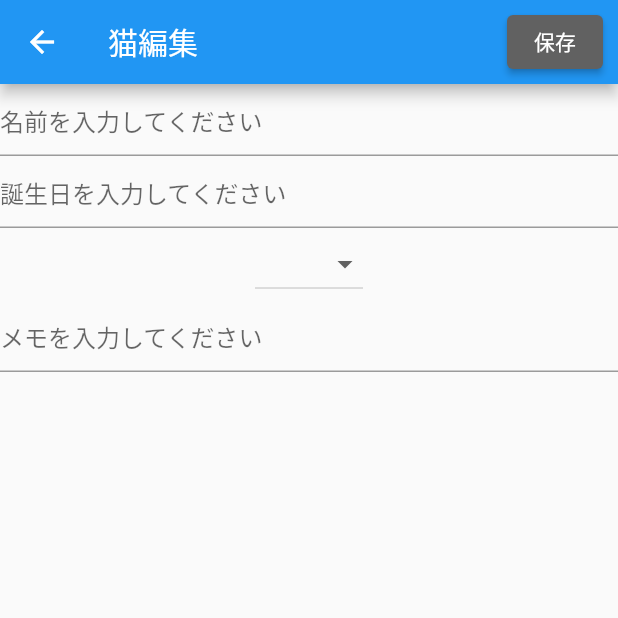
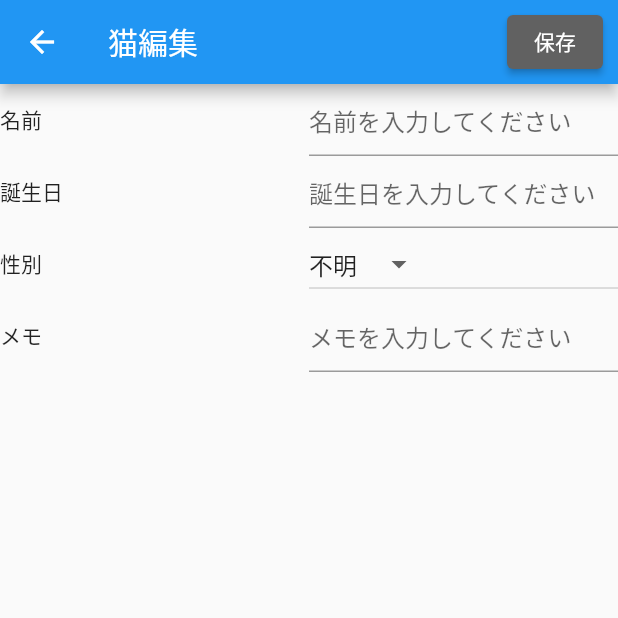
Before and after one commit to apricotcomic/FlutterCRUD, a Flutter app: the CatDetailEdit screen opened directly, on a phone screen of 412 x 824 dp, the top half of it. Run offline on Flutter 3.47's test engine with Material 2 defaults, Android fonts, the phone set to English and light mode, and no system bars; our stand-ins replace sqflite; accounts and stored records are empty.

Commit message:
登録済みの性別が更新画面に反映されない不具合を解消

```diff
--- a/flutter_crud/lib/view/cat_detail_edit.dart
+++ b/flutter_crud/lib/view/cat_detail_edit.dart
@@ -18,9 +18,9 @@ class _CatDetailEditState extends State<CatDetailEdit> {
   late String gender;
   late String memo;
   late DateTime createdAt;
-  final List<String> _list = <String>['男の子', '女の子', '不明'];
-  String _selected = '不明';
-  String value = '不明';
+  final List<String> _list = <String>['男の子', '女の子', '不明'];     // 性別のDropdownの項目を設定
+  late String _selected;                                              // Dropdownの初期値
+  String value = '不明';                                              // Dropdownの初期値
 
 // Stateのサブクラスを作成し、initStateをオーバーライドすると、wedgit作成時に処理を動かすことができる。
 // ここでは、各項目の初期値を設定する
@@ -31,11 +31,12 @@ class _CatDetailEditState extends State<CatDetailEdit> {
     name = widget.cats?.name ?? '';
     birthday = widget.cats?.birthday ?? '';
     gender = widget.cats?.gender ?? '';
-    _selected  = widget.cats?.gender ?? '';
+    _selected  = widget.cats?.gender ?? '不明';
     memo = widget.cats?.memo ?? '';
     createdAt = widget.cats?.createdAt ?? DateTime.now();
   }
 
+// Dropdownの値の変更を行う
   void _onChanged(String? value) {
     setState(() {
       _selected = value!;
@@ -54,7 +55,12 @@ class _CatDetailEditState extends State<CatDetailEdit> {
         ],
       ),
       body: SingleChildScrollView(
-        child: Column(children: [
+        child: Column(children: <Widget>[
+          Row(children: [                                             // 名前の行の設定
+            const Expanded(child:
+              Text('名前'),                                           // 見出し
+            ),
+            Expanded(child:
               TextFormField(
                 maxLines: 1,
                 initialValue: name,
@@ -66,6 +72,13 @@ class _CatDetailEditState extends State<CatDetailEdit> {
                     : null, // validateを設定
                 onChanged: (name) => setState(() => this.name = name),
               ),
+            ),
+          ]),
+          Row(children: [
+            const Expanded(child:
+              Text('誕生日'),
+            ),
+            Expanded(child:
               TextFormField(
                 maxLines: 1,
                 initialValue: birthday,
@@ -74,6 +87,13 @@ class _CatDetailEditState extends State<CatDetailEdit> {
                 ),
                 onChanged: (birthday) => setState(() => this.birthday = birthday),
               ),
+            ),
+          ]),
+          Row(children:[
+            const Expanded(child:
+              Text('性別'),
+            ),
+            Expanded(child:
               DropdownButton(
                 items: _list.map<DropdownMenuItem<String>>((String value) {
                   return DropdownMenuItem(
@@ -84,6 +104,13 @@ class _CatDetailEditState extends State<CatDetailEdit> {
                 value: _selected,
                 onChanged: _onChanged,
               ),
+            ),
+          ]),
+          Row(children:[
+            const Expanded(child:
+              Text('メモ')
+            ),
+            Expanded(child:
               TextFormField(
                 maxLines: 1,
                 initialValue: memo,
@@ -92,6 +119,8 @@ class _CatDetailEditState extends State<CatDetailEdit> {
                 ),
                 onChanged: (memo) => setState(() => this.memo = memo),
               ),
+            ),
+          ]),
         ]),
       ),
     );
```
Lines whose indentation alone changed are shown as unchanged.
